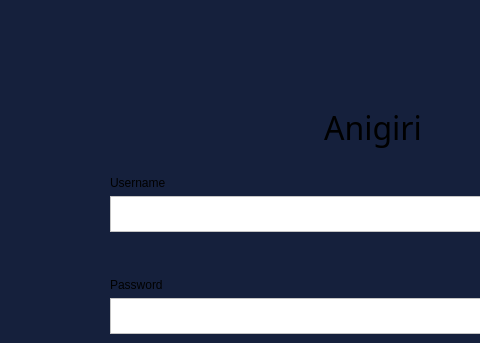
Before: the Qt Designer form login.ui in rmungar/PersistenciaDIN, drawn with Qt 5; both pictures show x 160 to 640 and y 0 to 343 of the 1065 by 583 pixel window.
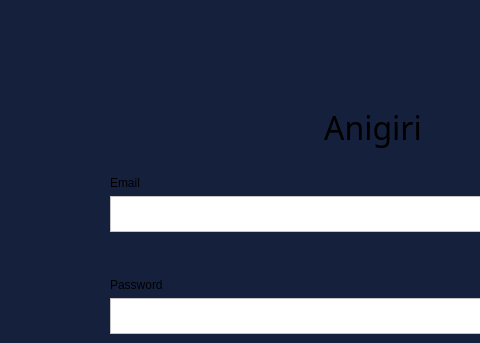
After: the same form once the commit is applied.

The edit to the form file:
```diff
--- a/login.ui
+++ b/login.ui
@@ -146,7 +146,7 @@
       <item row="1" column="0">
        <widget class="QLabel" name="label_3">
         <property name="text">
-         <string>Username</string>
+         <string>Email</string>
         </property>
        </widget>
       </item>
```
Left out of the diff: 26 changed lines with no effect on the pictures.
